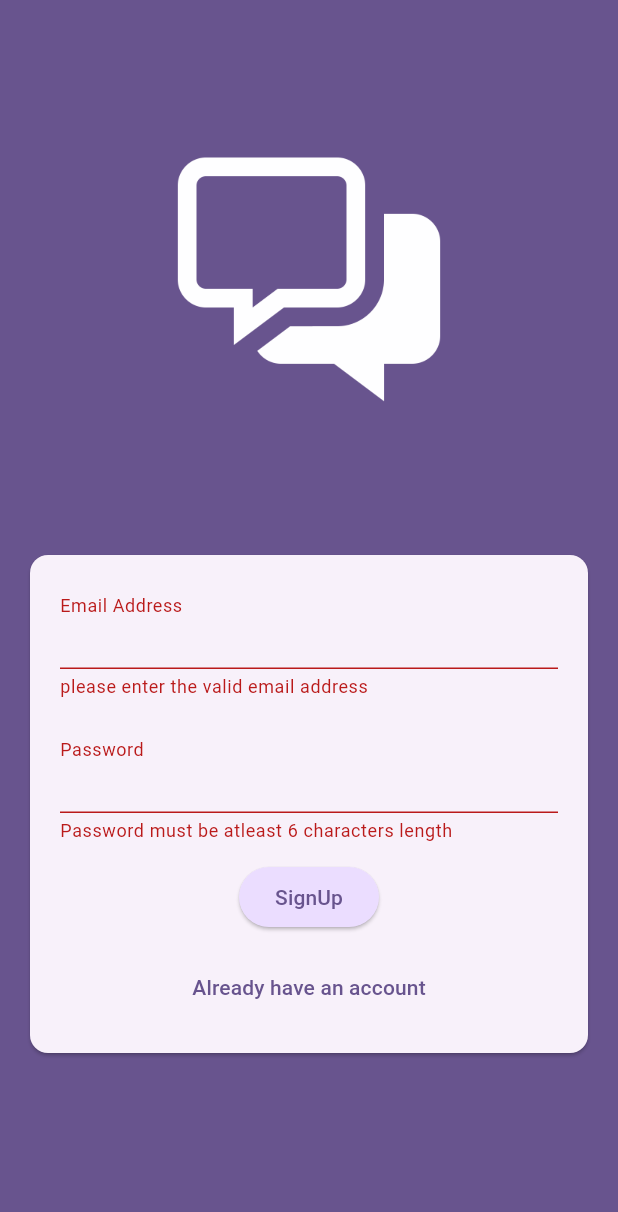
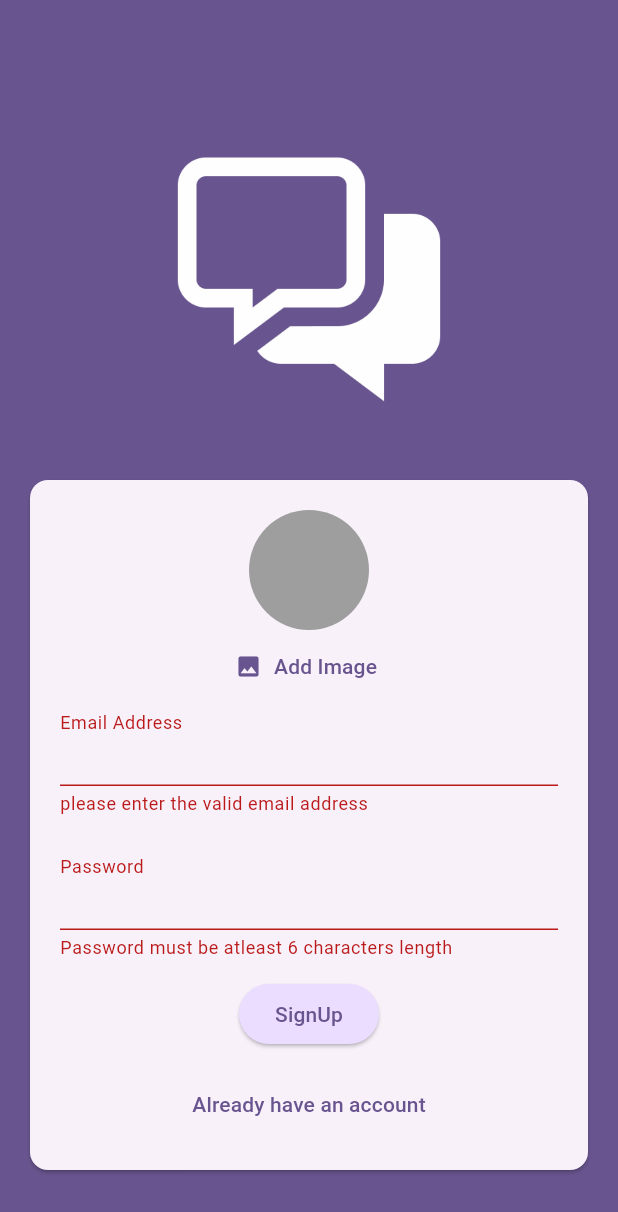
Before and after one commit to biswabikas/chat_app, a Flutter app: the screen it shows after launch, after a tap on "LogIn", after a tap on "Create an account", on a phone screen of 412 x 824 dp. Shown: the top 1212 px of the screen. Run offline on Flutter 3.47's test engine with Material 3 defaults, Android fonts, the phone set to English and light mode, and no system bars; our stand-ins replace firebase_auth, firebase_core, firebase_storage, image_picker; accounts and stored records are empty.

Commit message:
add:imagepicker

```diff
--- a/chatapp/lib/main.dart
+++ b/chatapp/lib/main.dart
@@ -1,7 +1,16 @@
 import 'package:chatapp/screens/auth_screens.dart';
+import 'package:chatapp/screens/chat.dart';
+import 'package:chatapp/screens/splash_screen.dart';
+import 'package:firebase_auth/firebase_auth.dart';
 import 'package:flutter/material.dart';
+import 'package:firebase_core/firebase_core.dart';
+import 'firebase_options.dart';
 
-void main() {
+void main() async {
+  WidgetsFlutterBinding.ensureInitialized();
+  await Firebase.initializeApp(
+    options: DefaultFirebaseOptions.currentPlatform,
+  );
   runApp(const MyApp());
 }
 
@@ -18,7 +27,18 @@ class MyApp extends StatelessWidget {
         colorScheme: ColorScheme.fromSeed(seedColor: Colors.deepPurple),
         useMaterial3: true,
       ),
-      home: const AuthScreen(),
+      home: StreamBuilder(
+        stream: FirebaseAuth.instance.authStateChanges(),
+        builder: (context, snapshot) {
+          if (snapshot.connectionState == ConnectionState.waiting) {
+            return const SplashScreen();
+          }
+          if (snapshot.hasData) {
+            return const ChatScreen();
+          }
+          return const AuthScreen();
+        },
+      ),
     );
   }
 }
--- a/chatapp/lib/screens/auth_screens.dart
+++ b/chatapp/lib/screens/auth_screens.dart
@@ -1,4 +1,11 @@
+import 'dart:io';
+
+import 'package:chatapp/screens/widgets/user_image_picker.dart';
+import 'package:firebase_storage/firebase_storage.dart';
 import 'package:flutter/material.dart';
+import 'package:firebase_auth/firebase_auth.dart';
+
+final firebase = FirebaseAuth.instance;
 
 class AuthScreen extends StatefulWidget {
   const AuthScreen({super.key});
@@ -12,12 +19,45 @@ class _AuthScreenState extends State<AuthScreen> {
   var islogin = true;
   var enteredemail = '';
   var enteredpassword = '';
-  void submit() {
+  var isAuthenticating = false;
+  File? selectedimage;
+  void submit() async {
     final isvalid = form.currentState!.validate();
-    if (isvalid) {
+    if (!isvalid || !islogin && selectedimage == null) {
+      return null;
+    }
     form.currentState!.save();
-      print(enteredemail);
-      print(enteredpassword);
+    try {
+      setState(() {
+        isAuthenticating = true;
+      });
+      if (islogin) {
+        await firebase.signInWithEmailAndPassword(
+            email: enteredemail, password: enteredpassword);
+      } else {
+        final usercredentials = await firebase.createUserWithEmailAndPassword(
+            email: enteredemail, password: enteredpassword);
+        final storageref = FirebaseStorage.instance
+            .ref()
+            .child('user-images')
+            .child('${usercredentials.user!.uid}.jpg');
+        await storageref.putFile(selectedimage!);
+        final imageurl = await storageref.getDownloadURL();
+        print(imageurl);
+      }
+    } on FirebaseAuthException catch (error) {
+      if (error.code == 'email-already-in-use') {}
+      // ignore: use_build_context_synchronously
+      ScaffoldMessenger.of(context).clearSnackBars();
+      // ignore: use_build_context_synchronously
+      ScaffoldMessenger.of(context).showSnackBar(
+        SnackBar(
+          content: Text(error.message ?? 'Authenticaton failed'),
+        ),
+      );
+      setState(() {
+        isAuthenticating = false;
+      });
     }
   }
 
@@ -46,7 +86,7 @@ class _AuthScreenState extends State<AuthScreen> {
               ),
             ),
             const SizedBox(
-              height: 70,
+              height: 20,
             ),
             Card(
               margin: const EdgeInsets.only(
@@ -60,6 +100,12 @@ class _AuthScreenState extends State<AuthScreen> {
                   child: Column(
                     mainAxisSize: MainAxisSize.min,
                     children: [
+                      if (!islogin)
+                        UserImagePicker(
+                          onpickimage: (pickedimage) {
+                            selectedimage = pickedimage;
+                          },
+                        ),
                       TextFormField(
                         validator: (value) {
                           if (value == null ||
@@ -109,16 +155,20 @@ class _AuthScreenState extends State<AuthScreen> {
                       const SizedBox(
                         height: 12,
                       ),
+                      if (isAuthenticating) const CircularProgressIndicator(),
+                      if (!isAuthenticating)
                         ElevatedButton(
                           onPressed: submit,
                           style: ElevatedButton.styleFrom(
-                            backgroundColor:
-                                Theme.of(context).colorScheme.primaryContainer),
+                              backgroundColor: Theme.of(context)
+                                  .colorScheme
+                                  .primaryContainer),
                           child: Text(islogin ? 'LogIn' : 'SignUp'),
                         ),
                       const SizedBox(
                         height: 12,
                       ),
+                      if (!isAuthenticating)
                         TextButton(
                           onPressed: () {
                             setState(() {
--- /dev/null
+++ b/chatapp/lib/screens/splash_screen.dart
@@ -0,0 +1,17 @@
+import 'package:flutter/material.dart';
+
+class SplashScreen extends StatelessWidget {
+  const SplashScreen({super.key});
+
+  @override
+  Widget build(BuildContext context) {
+    return Scaffold(
+      appBar: AppBar(
+        title: const Text('FlutterChat'),
+      ),
+      body: const Center(
+        child: Text('Loading'),
+      ),
+    );
+  }
+}
--- /dev/null
+++ b/chatapp/lib/screens/widgets/user_image_picker.dart
@@ -0,0 +1,54 @@
+import 'dart:io';
+
+import 'package:flutter/material.dart';
+import 'package:image_picker/image_picker.dart';
+
+class UserImagePicker extends StatefulWidget {
+  const UserImagePicker({super.key, required this.onpickimage});
+  final void Function(File pickedImage) onpickimage;
+
+  @override
+  State<UserImagePicker> createState() => _UserImagePickerState();
+}
+
+class _UserImagePickerState extends State<UserImagePicker> {
+  File? pickedimagefile;
+  void pickeimage() async {
+    final pickimage = await ImagePicker().pickImage(
+      source: ImageSource.camera,
+      imageQuality: 50,
+      maxWidth: 150,
+    );
+    if (pickimage == null) {
+      return null;
+    }
+    setState(() {
+      pickedimagefile = File(pickimage.path);
+    });
+    widget.onpickimage(pickedimagefile!);
+  }
+
+  @override
+  Widget build(BuildContext context) {
+    return Column(
+      children: [
+        CircleAvatar(
+          radius: 40,
+          backgroundColor: Colors.grey,
+          foregroundImage:
+              pickedimagefile != null ? FileImage(pickedimagefile!) : null,
+        ),
+        TextButton.icon(
+          onPressed: pickeimage,
+          icon: const Icon(Icons.image),
+          label: Text(
+            'Add Image',
+            style: TextStyle(
+              color: Theme.of(context).colorScheme.primary,
+            ),
+          ),
+        )
+      ],
+    );
+  }
+}
--- a/chatapp/pubspec.yaml
+++ b/chatapp/pubspec.yaml
@@ -35,6 +35,10 @@ dependencies:
   # The following adds the Cupertino Icons font to your application.
   # Use with the CupertinoIcons class for iOS style icons.
   cupertino_icons: ^1.0.2
+  firebase_core: ^2.24.2
+  firebase_auth: ^4.15.3
+  firebase_storage: ^11.5.6
+  image_picker: ^1.0.5
 
 dev_dependencies:
   flutter_test:
```
Also changed, not shown: chatapp/lib/screens/chat.dart (added, +28 -0 lines), chatapp/lib/firebase_options.dart (added), 10 other files. Lines whose indentation alone changed are shown as unchanged.
